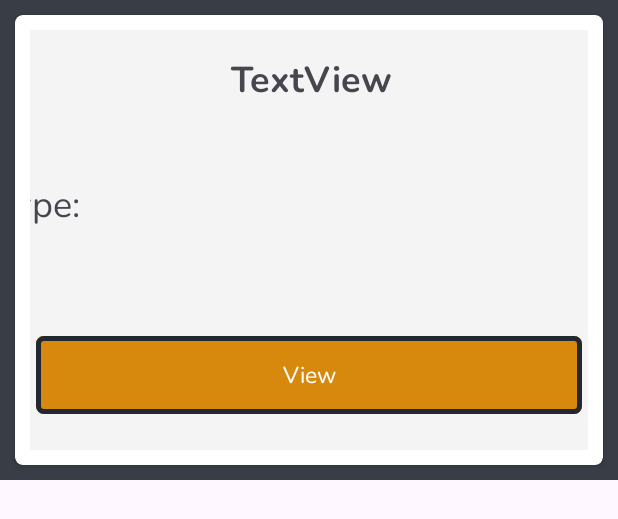
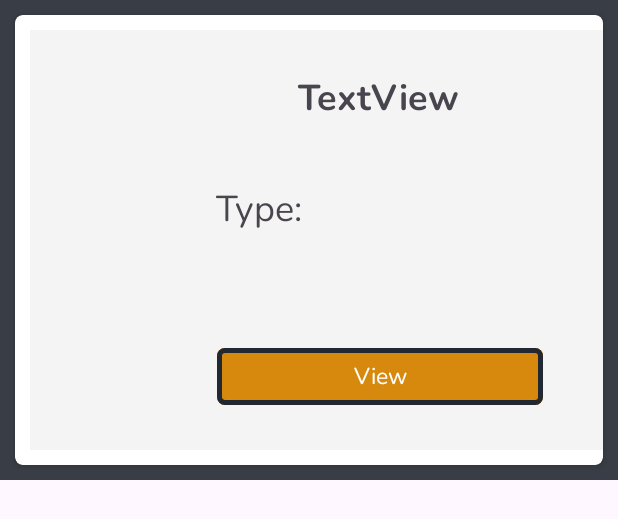
Before and after one commit to DragunWF/DevVault, an Android app: the layout card_layout_capsule.xml on its own in the app's theme, with its tools: preview values and no code run, on a phone screen of 412 x 824 dp. Shown: the top 519 px of the screen. Run offline under Robolectric (Android 15) with nearby library versions, the phone set to English and light mode, and no system bars.

```diff
--- a/app/src/main/res/layout/card_layout_capsule.xml
+++ b/app/src/main/res/layout/card_layout_capsule.xml
@@ -14,43 +14,42 @@
         app:cardCornerRadius="5dp">
 
         <androidx.constraintlayout.widget.ConstraintLayout
-            android:layout_width="match_parent"
-            android:layout_height="match_parent"
+            android:layout_width="466dp"
+            android:layout_height="280dp"
             android:layout_margin="10dp"
             android:background="#F4F4F4">
 
             <TextView
                 android:id="@+id/titleTextView"
-                android:layout_width="430dp"
-                android:layout_height="47dp"
-                android:layout_marginTop="16dp"
+                android:layout_width="219dp"
+                android:layout_height="42dp"
+                android:layout_marginTop="28dp"
                 android:fontFamily="@font/nunito_bold"
                 android:text="TextView"
                 android:textAlignment="center"
                 android:textSize="24dp"
                 app:layout_constraintEnd_toEndOf="parent"
-                app:layout_constraintHorizontal_bias="0.487"
+                app:layout_constraintHorizontal_bias="0.497"
                 app:layout_constraintStart_toStartOf="parent"
                 app:layout_constraintTop_toTopOf="parent" />
 
             <TextView
                 android:id="@+id/typeTextView"
-                android:layout_width="427dp"
-                android:layout_height="49dp"
-                android:layout_marginTop="36dp"
+                android:layout_width="218dp"
+                android:layout_height="43dp"
+                android:layout_marginTop="32dp"
                 android:fontFamily="@font/nunito_regular"
                 android:text="Type:"
                 android:textAlignment="textStart"
                 android:textSize="24dp"
                 app:layout_constraintEnd_toEndOf="parent"
-                app:layout_constraintHorizontal_bias="0.452"
                 app:layout_constraintStart_toStartOf="parent"
                 app:layout_constraintTop_toBottomOf="@+id/titleTextView" />
 
             <Button
                 android:id="@+id/viewBtn"
-                android:layout_width="364dp"
-                android:layout_height="60dp"
+                android:layout_width="217dp"
+                android:layout_height="46dp"
                 android:layout_marginTop="12dp"
                 android:backgroundTint="#D6890D"
                 android:fontFamily="@font/nunito_regular"
@@ -59,10 +58,10 @@
                 app:cornerRadius="5dp"
                 app:layout_constraintBottom_toBottomOf="parent"
                 app:layout_constraintEnd_toEndOf="parent"
-                app:layout_constraintHorizontal_bias="0.495"
+                app:layout_constraintHorizontal_bias="0.502"
                 app:layout_constraintStart_toStartOf="parent"
                 app:layout_constraintTop_toBottomOf="@+id/typeTextView"
-                app:layout_constraintVertical_bias="0.663"
+                app:layout_constraintVertical_bias="0.662"
                 app:strokeColor="#222831"
                 app:strokeWidth="3dp" />
         </androidx.constraintlayout.widget.ConstraintLayout>
```
